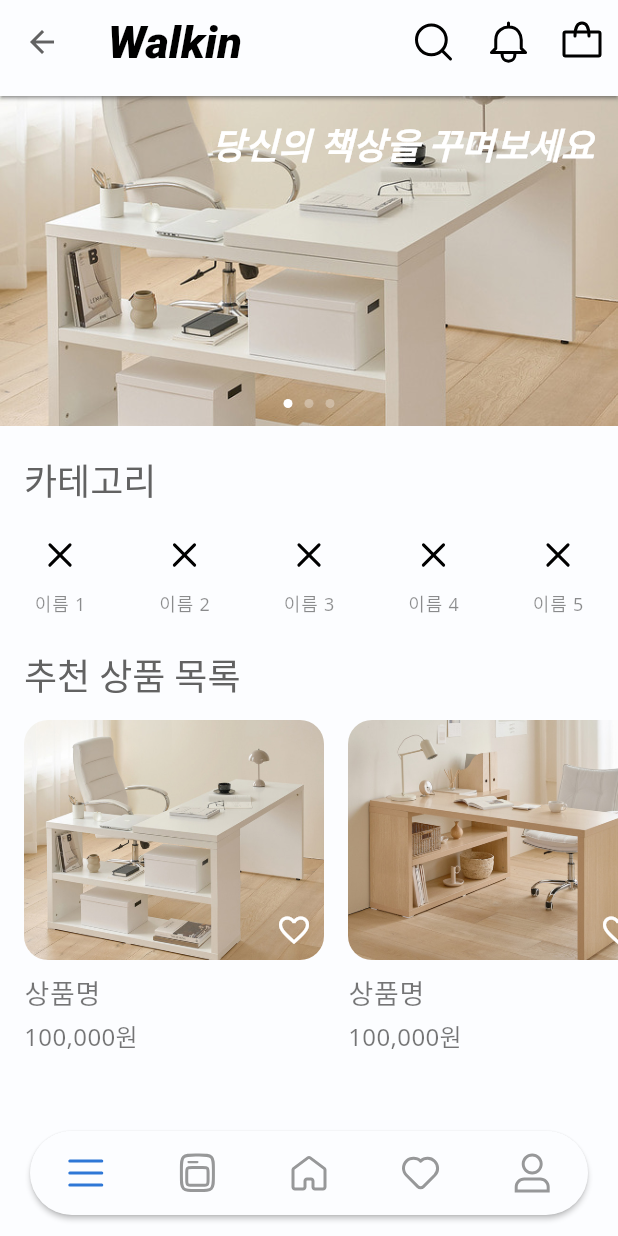
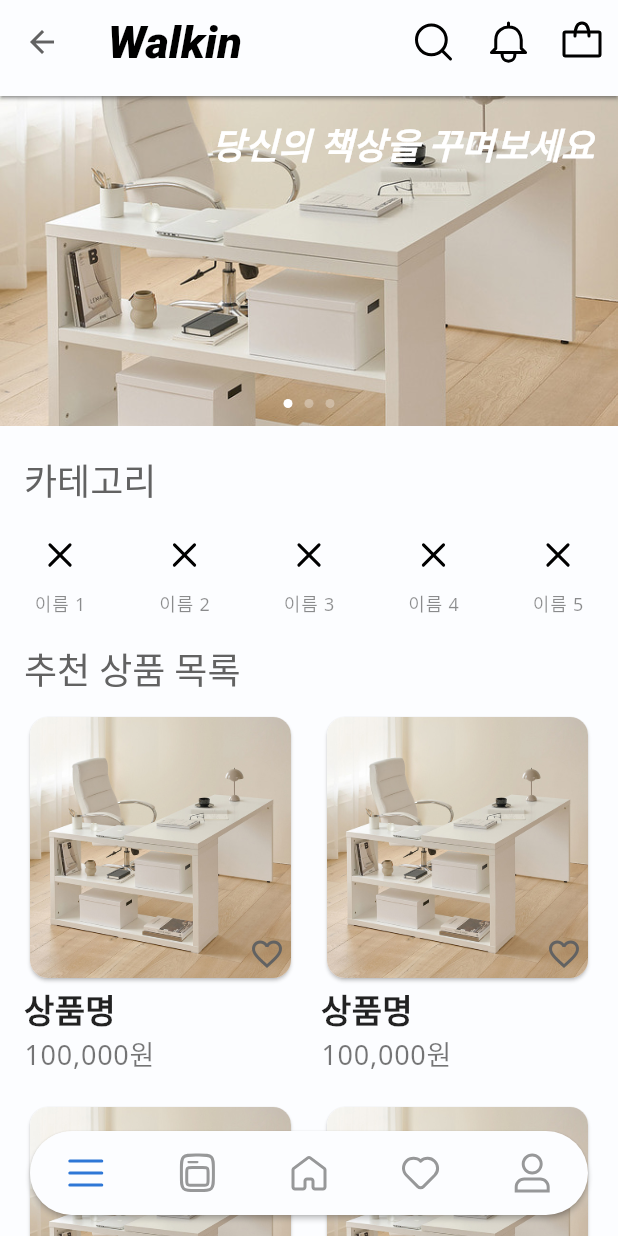
Before and after one commit to LIKELION-Android-Bootcamp-4th/AOS-04-officeShoppingMall, a Flutter app: the HomeScreen screen opened directly, on a phone screen of 412 x 824 dp. Run offline on Flutter 3.47's test engine with Material 3 defaults, Android fonts, the light colour scheme and no system bars; drawn by our look-alikes of smooth_page_indicator; our stand-ins replace dio, flutter_bloc, flutter_svg, google_fonts, pretty_dio_logger; statements that could not run were skipped.

Commit message:
feat: HomeScreen에 컨텐츠 배치

```diff
--- a/lib/feature/home/ui/home_screen.dart
+++ b/lib/feature/home/ui/home_screen.dart
@@ -26,65 +26,29 @@ class _HomeScreenState extends State<HomeScreen> {
           IconButton(onPressed: () {}, icon: SvgPicture.asset('images/icon/ic_appbar_cart.svg')),
         ],
       ),
-      body: SafeArea(
-        child: ListView(
+      body: ListView(
         padding: const EdgeInsets.only(bottom: 80),
         children: [
           HomeContentBanner(),
           const SizedBox(height: 20),
+
           Padding(
             padding: const EdgeInsets.symmetric(horizontal: 16),
             child: Text('카테고리', style: Theme.of(context).textTheme.headlineSmall),
           ),
           const SizedBox(height: 10),
+
           HomeContentCategory(),
-            const SizedBox(height: 24),
+          const SizedBox(height: 20),
+
           Padding(
             padding: const EdgeInsets.symmetric(horizontal: 16),
             child: Text('추천 상품 목록', style: Theme.of(context).textTheme.headlineSmall),
           ),
+          const SizedBox(height: 10),
 
-            const SizedBox(height: 12),
-            SizedBox(
-              height: 260,
-              child: ListView.separated(
-                padding: const EdgeInsets.symmetric(horizontal: 16),
-                scrollDirection: Axis.horizontal,
-                itemCount: 3,
-                separatorBuilder: (_, __) => const SizedBox(width: 16),
-                itemBuilder: (context, index) {
-                  return Column(
-                    crossAxisAlignment: CrossAxisAlignment.start,
-                    children: [
-                      Stack(
-                        children: [
-                          ClipRRect(
-                            borderRadius: BorderRadius.circular(16),
-                            child: Image.asset(
-                              'images/banner${index + 1}.jpg',
-                              width: 200,
-                              height: 160,
-                              fit: BoxFit.cover,
-                            ),
-                          ),
-                          Positioned(
-                            bottom: 8,
-                            right: 8,
-                            child: Icon(Icons.favorite_border, color: Colors.white),
-                          ),
+          HomeContentProducts()
         ],
-                      ),
-                      const SizedBox(height: 8),
-                      Text('상품명', style: Theme.of(context).textTheme.bodyLarge),
-                      const SizedBox(height: 4),
-                      Text('100,000원', style: Theme.of(context).textTheme.bodyMedium),
-                    ],
-                  );
-                },
-              ),
-            ),
-          ],
-        ),
       ),
       bottomNavigationBar: BottomNavigation(),
     );
```
Lines whose indentation alone changed are shown as unchanged.
